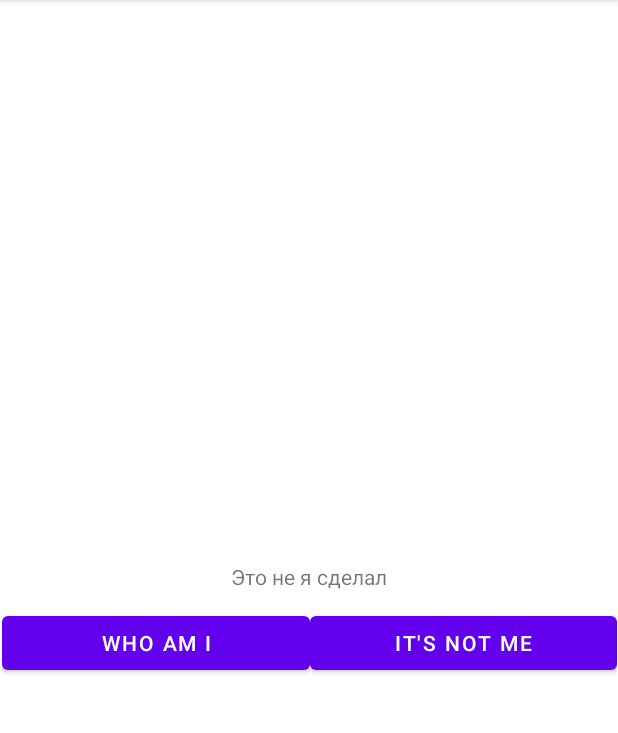
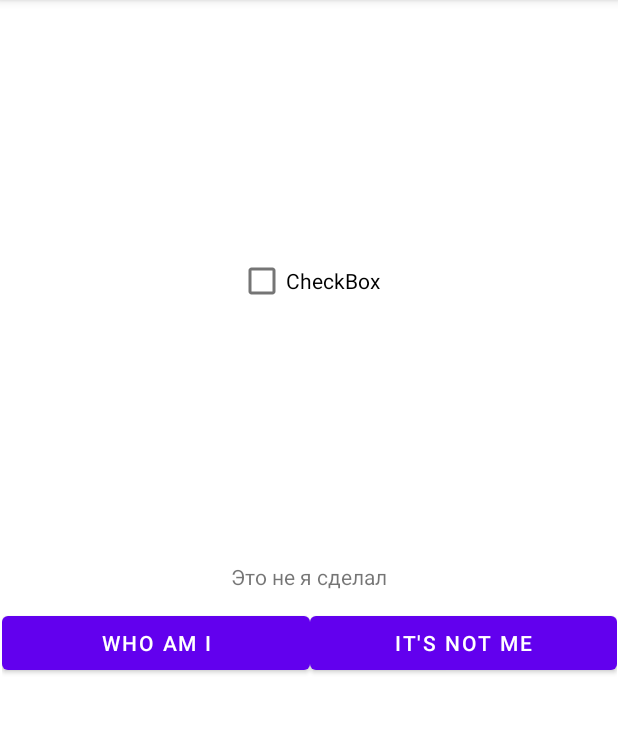
Before and after one commit to ZhumanovGit/mobileapps_practic_1, an Android app: the screen it shows after launch (MainActivity), after a tap on "IT'S NOT ME", on a phone screen of 412 x 824 dp, the part 84-817 px from its top. Run offline under Robolectric (Android 15) with nearby library versions, the phone set to English and light mode, and no system bars; 1 other tap on this screen came first.

Commit message:
added checkBox and actions for it

```diff
--- a/buttonclicker/src/main/java/com/mirea/zhumanovta/buttonclicker/MainActivity.java
+++ b/buttonclicker/src/main/java/com/mirea/zhumanovta/buttonclicker/MainActivity.java
@@ -5,6 +5,7 @@ import androidx.appcompat.app.AppCompatActivity;
 import android.os.Bundle;
 import android.view.View;
 import android.widget.Button;
+import android.widget.CheckBox;
 import android.widget.TextView;
 import android.widget.Toast;
 
@@ -14,6 +15,9 @@ public class MainActivity extends AppCompatActivity {
     private Button btnWhoAmI;
     private Button btnItIsNotMe;
 
+    private CheckBox Check;
+
+
     @Override
     protected void onCreate(Bundle savedInstanceState) {
         super.onCreate(savedInstanceState);
@@ -21,10 +25,12 @@ public class MainActivity extends AppCompatActivity {
         textViewStudent = findViewById(R.id.tvOut);
         btnWhoAmI = findViewById(R.id.btnWhoAmI);
         btnItIsNotMe = findViewById(R.id.btnItsNotMe);
+        Check = findViewById(R.id.checkBox3);
         View.OnClickListener oclBtnWhoAmI = new View.OnClickListener() {
             @Override
             public void onClick(View v) {
                 textViewStudent.setText("мой номер по списку 6");
+                Check.setChecked(!Check.isChecked());
             }
         };
         btnWhoAmI.setOnClickListener(oclBtnWhoAmI);
@@ -32,6 +38,8 @@ public class MainActivity extends AppCompatActivity {
     }
     public void onMyButtonClick(View view){
         textViewStudent.setText("Это не я сделал");
+        Toast.makeText(this, "Еще один способ!", Toast.LENGTH_SHORT).show();
+        Check.setChecked(!Check.isChecked());
     }
 
 }
--- a/buttonclicker/src/main/res/layout/activity_main.xml
+++ b/buttonclicker/src/main/res/layout/activity_main.xml
@@ -12,6 +12,16 @@
         android:layout_height="wrap_content"
         android:text="Hello world!"
         app:layout_constraintBottom_toBottomOf="parent"
+        app:layout_constraintEnd_toEndOf="parent"
+        app:layout_constraintStart_toStartOf="parent"
+        app:layout_constraintTop_toTopOf="parent" />
+
+    <CheckBox
+        android:id="@+id/checkBox3"
+        android:layout_width="wrap_content"
+        android:layout_height="wrap_content"
+        android:text="CheckBox"
+        app:layout_constraintBottom_toTopOf="@+id/tvOut"
         app:layout_constraintEnd_toEndOf="parent"
         app:layout_constraintStart_toStartOf="parent"
         app:layout_constraintTop_toTopOf="parent" />
```
